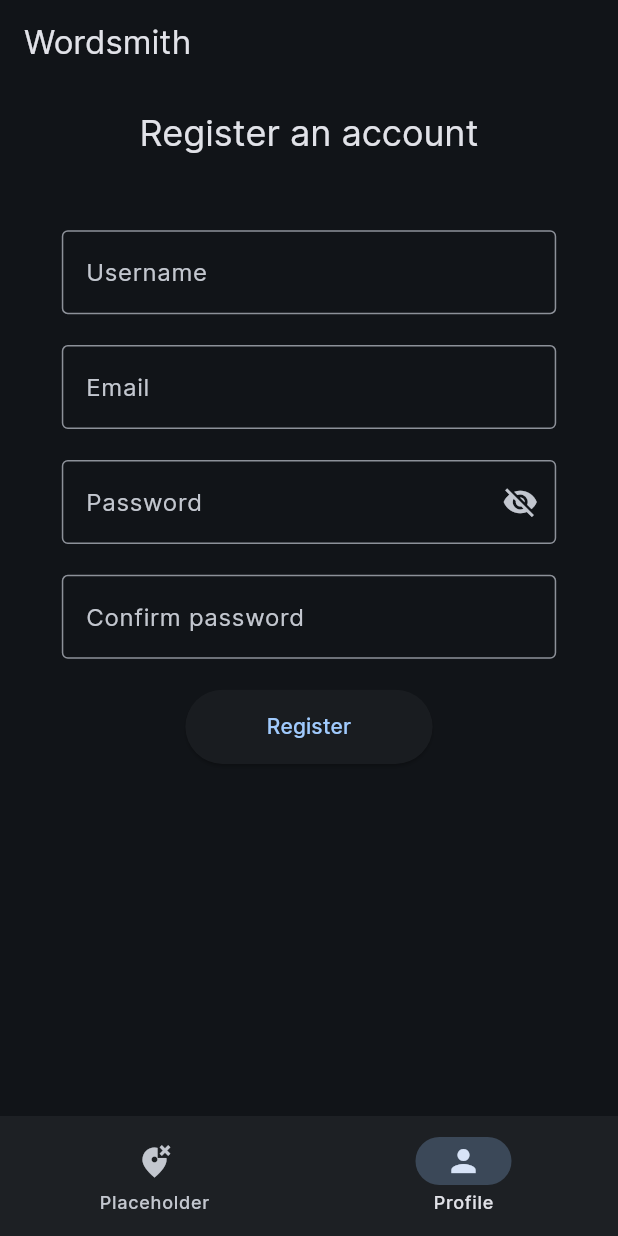
After one commit to AdivonSlav/wordsmith-clients, a Flutter app: the screen it shows after launch, item 2 of the bottom bar chosen, on a phone screen of 412 x 824 dp. The commit adds this screen. Run offline on Flutter 3.47's test engine with Material 3 defaults, Android fonts, the phone set to English and light mode, and no system bars; our stand-ins replace flutter_secure_storage; missing offline and left inert: file_selector, window_manager; accounts and stored records are empty; generated files the repository leaves out were written again.

Commit message:
add registration page

```diff
--- /dev/null
+++ b/wordsmith_mobile/lib/screens/registration_screen.dart
@@ -0,0 +1,128 @@
+import 'package:flutter/material.dart';
+import 'package:wordsmith_mobile/widgets/input_field.dart';
+import 'package:wordsmith_utils/logger.dart';
+import 'package:wordsmith_utils/size_config.dart';
+import 'package:wordsmith_utils/validators.dart';
+
+class RegistrationScreenWidget extends StatefulWidget {
+  const RegistrationScreenWidget({super.key});
+
+  @override
+  State<StatefulWidget> createState() => RegistrationScreenWidgetState();
+}
+
+class RegistrationScreenWidgetState extends State<RegistrationScreenWidget> {
+  final _logger = LogManager.getLogger("RegistrationScreen");
+  final _formKey = GlobalKey<FormState>();
+  final _usernameController = TextEditingController(text: "");
+  final _emailController = TextEditingController(text: "");
+  final _passwordController = TextEditingController(text: "");
+  final _confirmPasswordController = TextEditingController(text: "");
+  bool _obscuredPassword = true;
+  bool _registrationInProgress = false;
+
+  String? _validatePasswordConfirmation(String? value) {
+    if (value == null || value.isEmpty) {
+      return "Please confirm your password";
+    }
+
+    if (value != _passwordController.text) {
+      return "Passwords do not match";
+    }
+
+    return null;
+  }
+
+  @override
+  Widget build(BuildContext context) {
+    var theme = Theme.of(context);
+
+    return SingleChildScrollView(
+      padding: const EdgeInsets.all(16.0),
+      child: Center(
+        child: Column(children: [
+          Text(
+            "Register an account",
+            style: theme.textTheme.headlineSmall,
+          ),
+          SizedBox(
+            height: SizeConfig.safeBlockVertical * 6.0,
+          ),
+          Form(
+            key: _formKey,
+            child: Column(
+              children: <Widget>[
+                InputField(
+                  labelText: "Username",
+                  controller: _usernameController,
+                  obscureText: false,
+                  validator: validateUsername,
+                ),
+                SizedBox(
+                  height: SizeConfig.safeBlockHorizontal * 5.0,
+                ),
+                InputField(
+                  labelText: "Email",
+                  controller: _emailController,
+                  obscureText: false,
+                  validator: validateEmail,
+                ),
+                SizedBox(
+                  height: SizeConfig.safeBlockHorizontal * 5.0,
+                ),
+                InputField(
+                  labelText: "Password",
+                  controller: _passwordController,
+                  obscureText: _obscuredPassword,
+                  validator: validatePassword,
+                  suffixIcon: IconButton(
+                    onPressed: () {
+                      if (_registrationInProgress) {
+                        return;
+                      }
+
+                      setState(() {
+                        _obscuredPassword = !_obscuredPassword;
+                      });
+                    },
+                    icon: Icon(_obscuredPassword
+                        ? Icons.visibility_off
+                        : Icons.visibility),
+                  ),
+                ),
+                SizedBox(
+                  height: SizeConfig.safeBlockHorizontal * 5.0,
+                ),
+                InputField(
+                  labelText: "Confirm password",
+                  controller: _confirmPasswordController,
+                  obscureText: true,
+                  validator: _validatePasswordConfirmation,
+                ),
+                SizedBox(
+                  height: SizeConfig.safeBlockHorizontal * 5.0,
+                ),
+                SizedBox(
+                  width: SizeConfig.safeBlockHorizontal * 40.0,
+                  height: SizeConfig.safeBlockVertical * 6.0,
+                  child: ElevatedButton(
+                    onPressed: () {
+                      _logger.info("Registration in progress...");
+                    },
+                    child: !_registrationInProgress
+                        ? const Text("Register")
+                        : const SizedBox(
+                            width: 20.0,
+                            height: 20.0,
+                            child: CircularProgressIndicator(),
+                          ),
+                  ),
+                ),
+              ],
+            ),
+          )
+        ]),
+      ),
+    );
+  }
+}
--- /dev/null
+++ b/wordsmith_mobile/lib/widgets/input_field.dart
@@ -0,0 +1,54 @@
+import 'package:flutter/material.dart';
+import 'package:wordsmith_utils/size_config.dart';
+
+class InputField extends StatelessWidget {
+  final String labelText;
+  final TextEditingController controller;
+  final bool obscureText;
+  final double? width;
+  final Widget? suffixIcon;
+  final String? helperText;
+  final String? Function(String? value)? validator;
+  final bool? enabled;
+
+  const InputField({
+    super.key,
+    required this.labelText,
+    required this.controller,
+    required this.obscureText,
+    this.width,
+    this.suffixIcon,
+    this.helperText,
+    this.validator,
+    this.enabled,
+  });
+
+  @override
+  Widget build(BuildContext context) {
+    var theme = Theme.of(context);
+
+    return Container(
+      width: width ?? SizeConfig.safeBlockHorizontal * 80.0,
+      decoration: BoxDecoration(
+        color: theme.inputDecorationTheme.fillColor,
+      ),
+      child: TextFormField(
+        controller: controller,
+        obscureText: obscureText,
+        autovalidateMode: AutovalidateMode.onUserInteraction,
+        decoration: InputDecoration(
+          filled: false,
+          fillColor: theme.inputDecorationTheme.fillColor,
+          hintStyle: theme.inputDecorationTheme.hintStyle,
+          suffixIcon: suffixIcon,
+          labelText: labelText,
+          helperText: helperText,
+          border: const OutlineInputBorder(),
+          errorMaxLines: 3,
+        ),
+        validator: validator,
+        enabled: enabled,
+      ),
+    );
+  }
+}
--- a/wordsmith_mobile/lib/widgets/navigation_bar.dart
+++ b/wordsmith_mobile/lib/widgets/navigation_bar.dart
@@ -1,4 +1,5 @@
 import 'package:flutter/material.dart';
+import 'package:wordsmith_mobile/screens/registration_screen.dart';
 import 'package:wordsmith_utils/logger.dart';
 
 class NavigationBarWidget extends StatefulWidget {
@@ -18,12 +19,12 @@ class NavigationBarWidgetState extends State<NavigationBarWidget> {
   List<NavigationDestination> _loadNavDestinations() {
     return <NavigationDestination>[
       const NavigationDestination(
-        icon: Icon(Icons.person),
-        label: "Profile",
+        icon: Icon(Icons.wrong_location),
+        label: "Placeholder",
       ),
       const NavigationDestination(
         icon: Icon(Icons.person),
-        label: "Placeholder1",
+        label: "Profile",
       ),
     ];
   }
@@ -35,7 +36,7 @@ class NavigationBarWidgetState extends State<NavigationBarWidget> {
         _page = const Placeholder();
         break;
       case 1:
-        _page = const Placeholder();
+        _page = const RegistrationScreenWidget();
         break;
       default:
         throw UnimplementedError("No widget for $_selectedIndex");
@@ -54,10 +55,11 @@ class NavigationBarWidgetState extends State<NavigationBarWidget> {
         selectedIndex: _selectedIndex,
         destinations: _loadNavDestinations(),
       ),
-      body: SafeArea(
-        child: Expanded(
-          child: _page,
-        ),
+      body: Flex(
+        direction: Axis.vertical,
+        children: <Widget>[
+          Expanded(child: _page),
+        ],
       ),
     );
   }
```
